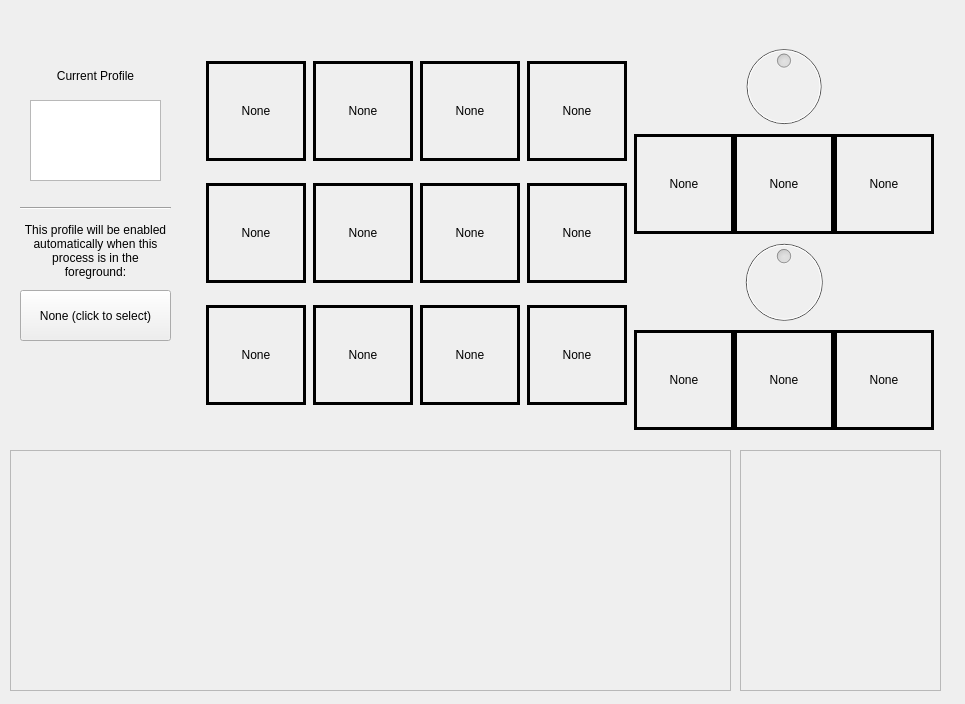
Before: the Qt Designer form resources/interface.ui in Tizzu/BagOnKey, drawn with Qt 5.
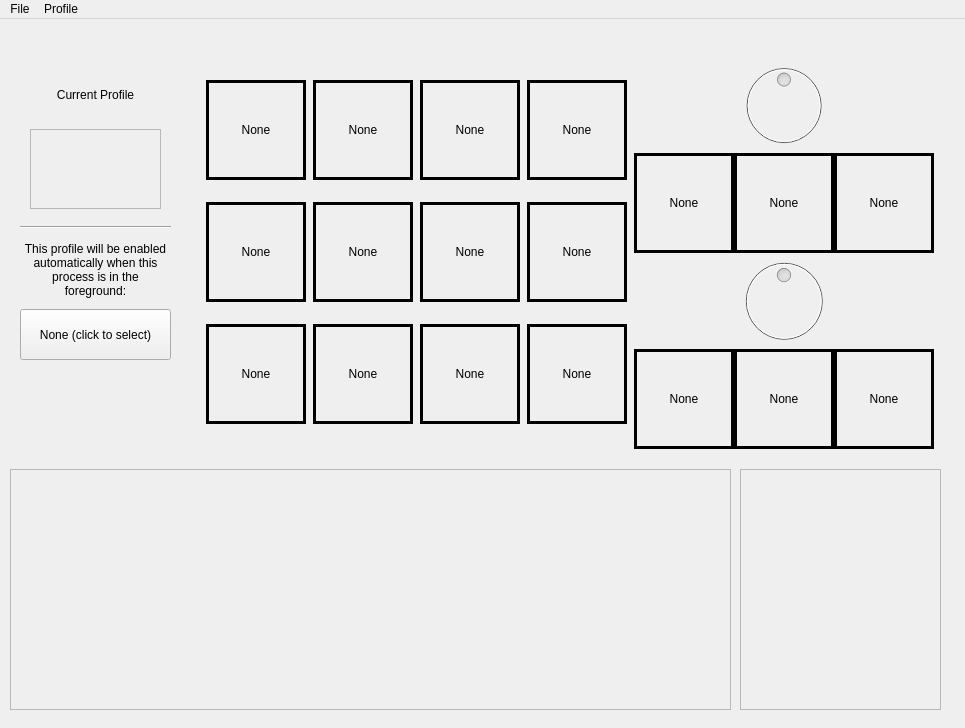
After: the same form once the commit is applied. Custom widgets are drawn as their Qt base class.

Commit message: Enhance DropLabel and DragButton classes with visual feedback and update interface for profile management

What changed in the file:
```diff
--- a/resources/interface.ui
+++ b/resources/interface.ui
@@ -7,7 +7,7 @@
     <x>0</x>
     <y>0</y>
     <width>965</width>
-    <height>704</height>
+    <height>728</height>
    </rect>
   </property>
   <property name="maximumSize">
@@ -599,16 +599,6 @@
      <enum>Qt::Horizontal</enum>
     </property>
    </widget>
-   <widget class="QListWidget" name="profileList">
-    <property name="geometry">
-     <rect>
-      <x>30</x>
-      <y>100</y>
-      <width>131</width>
-      <height>81</height>
-     </rect>
-    </property>
-   </widget>
    <widget class="QLabel" name="label_2">
     <property name="geometry">
      <rect>
@@ -690,7 +680,109 @@
      </property>
     </widget>
    </widget>
+   <widget class="QScrollArea" name="profileList">
+    <property name="geometry">
+     <rect>
+      <x>30</x>
+      <y>110</y>
+      <width>131</width>
+      <height>80</height>
+     </rect>
+    </property>
+    <property name="widgetResizable">
+     <bool>true</bool>
+    </property>
+    <widget class="QWidget" name="scrollAreaWidgetContents_3">
+     <property name="geometry">
+      <rect>
+       <x>0</x>
+       <y>0</y>
+       <width>129</width>
+       <height>78</height>
+      </rect>
+     </property>
+    </widget>
+   </widget>
   </widget>
+  <widget class="QMenuBar" name="menuBar">
+   <property name="geometry">
+    <rect>
+     <x>0</x>
+     <y>0</y>
+     <width>965</width>
+     <height>22</height>
+    </rect>
+   </property>
+   <widget class="QMenu" name="menuProfile">
+    <property name="title">
+     <string>Profile</string>
+    </property>
+    <widget class="QMenu" name="menuCurrent_Profile">
+     <property name="title">
+      <string>Current Profile</string>
+     </property>
+     <addaction name="actionRename"/>
+     <addaction name="actionDelete"/>
+    </widget>
+    <addaction name="actionAdd_new_profile"/>
+    <addaction name="menuCurrent_Profile"/>
+   </widget>
+   <widget class="QMenu" name="menuFile">
+    <property name="title">
+     <string>File</string>
+    </property>
+    <addaction name="actionExit"/>
+   </widget>
+   <addaction name="menuFile"/>
+   <addaction name="menuProfile"/>
+  </widget>
+  <action name="actionAdd_new_profile">
+   <property name="text">
+    <string>Add New Profile</string>
+   </property>
+  </action>
+  <action name="actionDelete_Profile">
+   <property name="text">
+    <string>Delete Profile</string>
+   </property>
+  </action>
+  <action name="actionExit">
+   <property name="text">
+    <string>Exit</string>
+   </property>
+   <property name="toolTip">
+    <string>Exit the program completely. You can also do it by right-clicking the tray icon and selecting &quot;Exit&quot;.</string>
+   </property>
+  </action>
+  <action name="actionRename">
+   <property name="text">
+    <string>Rename</string>
+   </property>
+  </action>
+  <action name="actionDelete">
+   <property name="text">
+    <string>Delete</string>
+   </property>
+  </action>
+  <action name="actionBagOnKey">
+   <property name="enabled">
+    <bool>false</bool>
+   </property>
+   <property name="text">
+    <string>BagOnKey</string>
+   </property>
+   <property name="statusTip">
+    <string/>
+   </property>
+  </action>
+  <action name="actionMade_with_by_Tizzu">
+   <property name="enabled">
+    <bool>false</bool>
+   </property>
+   <property name="text">
+    <string>Made with ❤️ by Tizzu</string>
+   </property>
+  </action>
  </widget>
  <customwidgets>
   <customwidget>
```
Left out of the diff: 1 changed line with no effect on the pictures. The commit also changes 1 other file.
